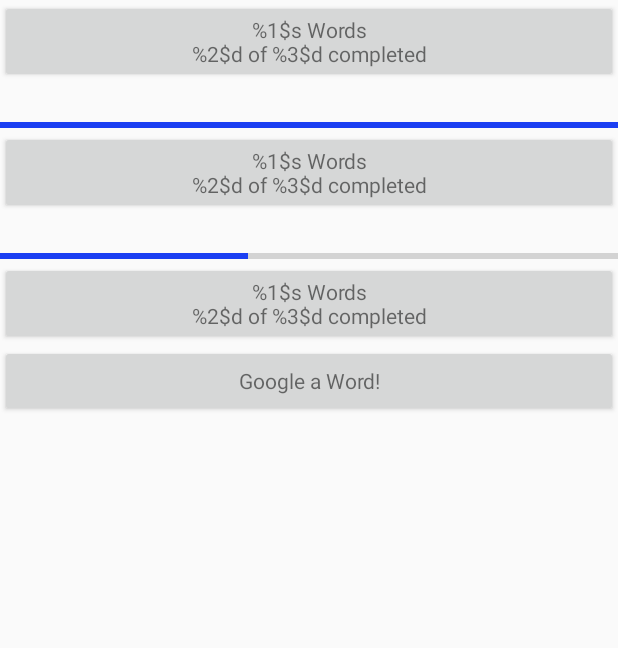
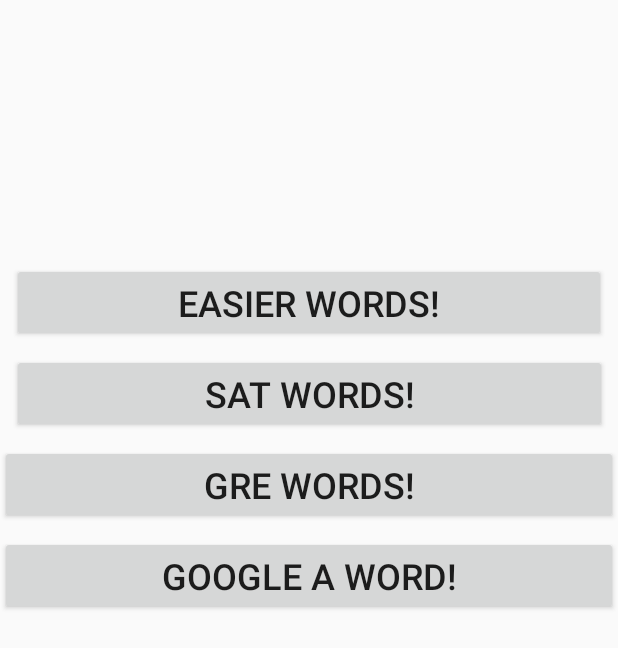
Before and after one commit to evanjohnso/QuickQuiz, an Android app: the layout activity_select_path.xml on its own in the app's theme, with its tools: preview values and no code run, on a phone screen of 412 x 824 dp. Shown: the top 648 px of the screen. Run offline under Robolectric (Android 15) with nearby library versions, the phone set to English and light mode, and no system bars.

Commit message:
reformat activity layout and selectPathActivity xml design

```diff
--- a/app/src/main/AndroidManifest.xml
+++ b/app/src/main/AndroidManifest.xml
@@ -21,9 +21,9 @@
         android:theme="@style/AppTheme">
 
         <!-- android:theme="@style/AppTheme" -->
-        <activity
-            android:name=".ui.MainActivity"
-            android:theme="@style/NoActionBarTheme"></activity>
+        <!--<activity-->
+            <!--android:name=".ui.MainActivity"-->
+            <!--android:theme="@style/NoActionBarTheme"></activity>-->
         <activity android:name=".ui.SelectPathActivity" />
         <activity android:name=".ui.DictionaryActivity">
             <meta-data
--- a/app/src/main/java/com/evanrjohnso/quickquiz/ui/CreateAccountActivity.java
+++ b/app/src/main/java/com/evanrjohnso/quickquiz/ui/CreateAccountActivity.java
@@ -92,7 +92,7 @@ public class CreateAccountActivity extends AppCompatActivity {
             public void onAuthStateChanged(@NonNull FirebaseAuth firebaseAuth) {
                 final FirebaseUser user = firebaseAuth.getCurrentUser();
                 if (user != null) {
-                    Intent intent = new Intent(CreateAccountActivity.this, MainActivity.class);
+                    Intent intent = new Intent(CreateAccountActivity.this, SelectPathActivity.class);
                     intent.setFlags(Intent.FLAG_ACTIVITY_NEW_TASK | Intent.FLAG_ACTIVITY_CLEAR_TASK);
                     startActivity(intent);
                     finish();
--- a/app/src/main/java/com/evanrjohnso/quickquiz/ui/LoginActivity.java
+++ b/app/src/main/java/com/evanrjohnso/quickquiz/ui/LoginActivity.java
@@ -146,7 +146,7 @@ public class LoginActivity extends AppCompatActivity implements LoaderCallbacks<
             public void onAuthStateChanged(@NonNull FirebaseAuth firebaseAuth) {
                 FirebaseUser user = firebaseAuth.getCurrentUser();
                 if (user != null) {
-                    Intent intent = new Intent(LoginActivity.this, MainActivity.class);
+                    Intent intent = new Intent(LoginActivity.this, SelectPathActivity.class);
                     intent.setFlags(Intent.FLAG_ACTIVITY_NEW_TASK | Intent.FLAG_ACTIVITY_CLEAR_TASK);
                     startActivity(intent);
                     finish();
--- a/app/src/main/java/com/evanrjohnso/quickquiz/ui/SelectPathActivity.java
+++ b/app/src/main/java/com/evanrjohnso/quickquiz/ui/SelectPathActivity.java
@@ -57,13 +57,6 @@ public class SelectPathActivity extends AppCompatActivity implements View.OnClic
             Toast.makeText(this, "Thanks for your number from shared preferences " + phone, Toast.LENGTH_SHORT).show();
         }
 
-        Resources res = getResources();
-        String textToFill = res.getString(R.string.words_completed);
-
-        mEasyWords.setText(String.format(textToFill, "Easy ", 10, 10));
-        mMediumWords.setText(String.format(textToFill, "Medium", 4, 10));
-        mHardWords.setText(String.format(textToFill, "Hard", 1, 10));
-
         mEasyWords.setOnClickListener(this);
         mMediumWords.setOnClickListener(this);
         mHardWords.setOnClickListener(this);
--- a/app/src/main/res/layout/activity_select_path.xml
+++ b/app/src/main/res/layout/activity_select_path.xml
@@ -1,88 +1,81 @@
 <?xml version="1.0" encoding="utf-8"?>
-<LinearLayout
+<android.support.constraint.ConstraintLayout
     xmlns:android="http://schemas.android.com/apk/res/android"
     xmlns:app="http://schemas.android.com/apk/res-auto"
+    xmlns:tools="http://schemas.android.com/tools"
     android:layout_width="match_parent"
     android:layout_height="match_parent"
     android:orientation="vertical"
     android:weightSum="1">
-    <LinearLayout
-        style="@style/Widget.AppCompat.Button"
-        android:layout_width="match_parent"
-        android:layout_height="wrap_content"
-        android:gravity="center_vertical"
-        android:orientation="horizontal">
 
     <TextView
+        style="@style/Base.Widget.AppCompat.Button"
+        android:id="@+id/easy_word"
         android:layout_width="0dp"
         android:layout_height="wrap_content"
+        android:layout_marginLeft="8dp"
+        android:layout_marginRight="8dp"
         android:layout_weight="1"
-            android:id="@+id/easy_word"
         android:gravity="center"
-            android:text="@string/words_completed" />
-    </LinearLayout>
-    <ProgressBar
-        style="@style/Base.Widget.AppCompat.ProgressBar.Horizontal"
-        android:max="10"
-        android:progress="10"
-        android:layout_width="match_parent"
-        android:layout_height="8dp"
-        android:layout_marginTop="24dp"
-        android:indeterminate="false"
-        android:visibility="visible" />
-    <LinearLayout
-        style="@style/Widget.AppCompat.Button"
-        android:layout_width="match_parent"
-        android:layout_height="wrap_content"
-        android:gravity="center_vertical"
-        android:baselineAligned="false">
+        android:text="Easier Words!"
+        android:textAlignment="center"
+        android:textSize="24sp"
+        app:layout_constraintHorizontal_bias="1.0"
+        app:layout_constraintLeft_toLeftOf="parent"
+        app:layout_constraintRight_toRightOf="parent"
+        app:layout_constraintTop_toTopOf="parent"
+        android:layout_marginTop="175dp" />
 
     <TextView
-            android:layout_width="wrap_content"
+        style="@style/Base.Widget.AppCompat.Button"
+        android:id="@+id/medium_words"
+        android:layout_width="0dp"
         android:layout_height="wrap_content"
+        android:layout_marginLeft="8dp"
+        android:layout_marginRight="7dp"
         android:layout_weight="1"
-            android:id="@+id/medium_words"
         android:gravity="center"
-            android:text="@string/words_completed" />
+        android:text="SAT Words!"
+        android:textAlignment="center"
+        android:textSize="24sp"
+        app:layout_constraintHorizontal_bias="0.0"
+        app:layout_constraintLeft_toLeftOf="parent"
+        app:layout_constraintRight_toRightOf="parent"
+        android:layout_marginTop="8dp"
+        app:layout_constraintTop_toBottomOf="@+id/easy_word" />
 
-    </LinearLayout>
-    <ProgressBar
-        style="@style/Base.Widget.AppCompat.ProgressBar.Horizontal"
-        android:max="10"
-        android:progress="4"
-        android:layout_width="match_parent"
-        android:layout_height="8dp"
-        android:layout_marginTop="24dp"
-        android:indeterminate="false"
-        android:visibility="visible" />
-    <LinearLayout
-        style="@style/Widget.AppCompat.Button"
-        android:layout_width="match_parent"
-        android:layout_height="wrap_content"
-        android:gravity="center_vertical"
-        android:orientation="horizontal">
     <TextView
+        style="@style/Base.Widget.AppCompat.Button"
         android:id="@+id/hard_words"
         android:layout_width="0dp"
         android:layout_height="wrap_content"
         android:layout_weight="1"
         android:gravity="center"
-            android:text="@string/words_completed" />
-    </LinearLayout>
+        android:text="GRE Words!"
+        android:textAlignment="center"
+        android:textSize="24sp"
+        app:layout_constraintLeft_toLeftOf="parent"
+        app:layout_constraintRight_toRightOf="parent"
+        app:layout_constraintHorizontal_bias="0.0"
+        android:layout_marginTop="8dp"
+        app:layout_constraintTop_toBottomOf="@+id/medium_words" />
 
-    <LinearLayout
-        style="@style/Widget.AppCompat.Button"
-        android:layout_width="match_parent"
-        android:layout_height="wrap_content"
-        android:gravity="center_vertical"
-        android:orientation="horizontal">
     <TextView
+        style="@style/Base.Widget.AppCompat.Button"
         android:id="@+id/implicit_intent"
         android:layout_width="0dp"
         android:layout_height="wrap_content"
         android:layout_weight="1"
         android:gravity="center"
-            android:text="Google a Word!" />
-    </LinearLayout>
+        android:text="Google a Word!"
+        android:textAlignment="center"
+        android:textSize="24sp"
+        app:layout_constraintBottom_toBottomOf="parent"
+        app:layout_constraintLeft_toLeftOf="parent"
+        app:layout_constraintRight_toRightOf="parent"
+        app:layout_constraintHorizontal_bias="0.0"
+        android:layout_marginTop="8dp"
+        app:layout_constraintTop_toBottomOf="@+id/hard_words"
+        app:layout_constraintVertical_bias="0.0" />
 
-</LinearLayout>
+</android.support.constraint.ConstraintLayout>
--- a/app/src/main/res/values/strings.xml
+++ b/app/src/main/res/values/strings.xml
@@ -1,7 +1,6 @@
 <resources>
     <string name="app_name">Aussie Oxford</string>
     <string name="nerd_out">Nerd Out!</string>
-    <string name="words_completed">%1$s Words\n%2$d of %3$d completed</string>
     <string name="quizquiz">QuizQuiz</string>
     <string name="enter_your_number">Enter your number!</string>
     <string name="they_have_all_functionality_of_a_non_nested_class_but_with_limited_scope_they_also_have_full_access_to_the_class_in_which_they_are_nested">They have all functionality of a non-nested class, but with limited scope. They also have full access to the class in which they are nested.</string>
```
Lines whose indentation alone changed are shown as unchanged.
